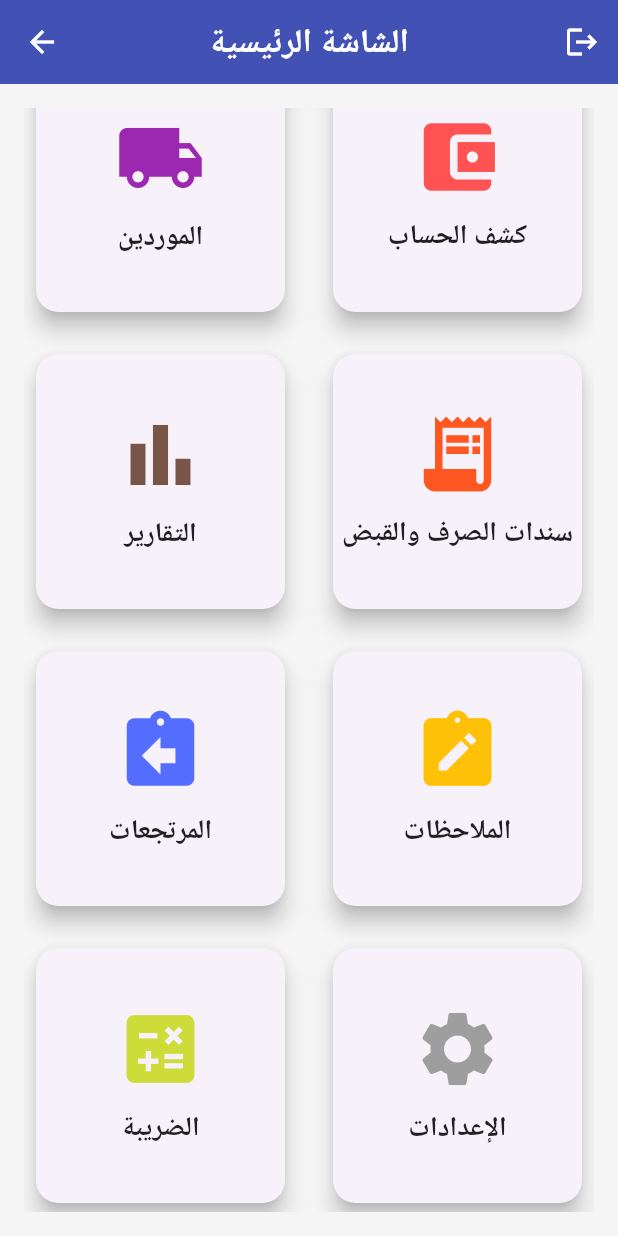
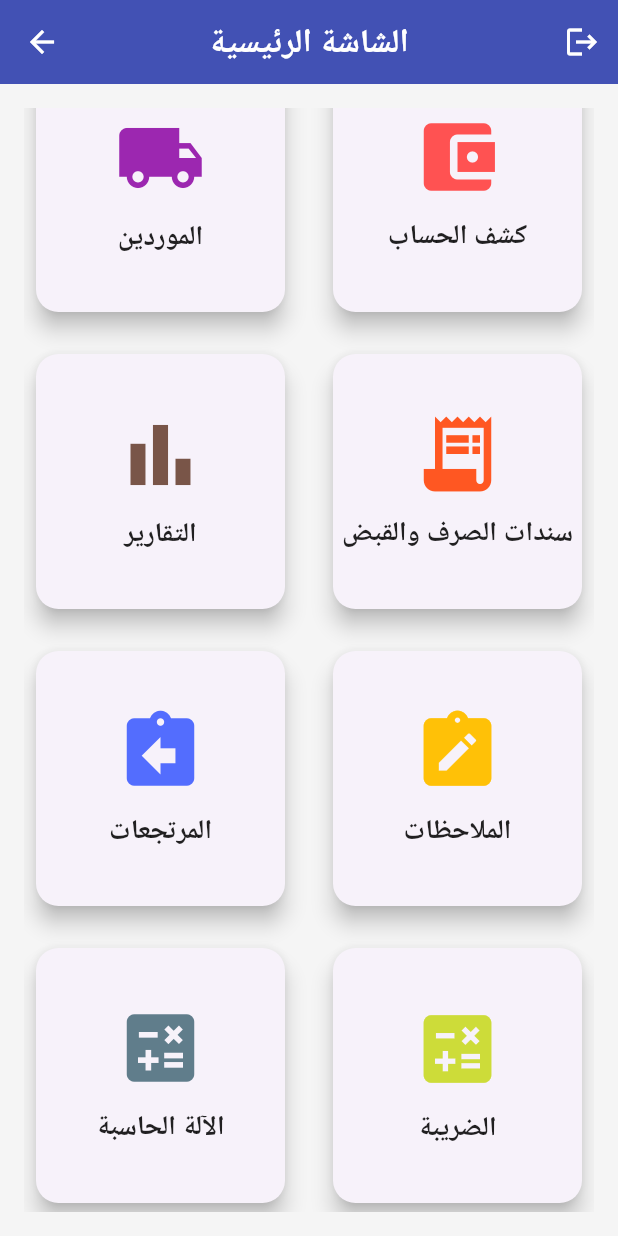
Before and after one commit to abdullah0564537441/mhasbb, a Flutter app: the HomeScreen screen opened by its route, scrolled down 436 dp, on a phone screen of 412 x 824 dp. Run offline on Flutter 3.47's test engine with Material 3 defaults, Android fonts, the phone set to English and light mode, and no system bars; our stand-ins replace hive, hive_flutter, math_expressions, shared_preferences; accounts and stored records are empty.

Commit message:
Update home_screen.dart

```diff
--- a/lib/screens/home_screen.dart
+++ b/lib/screens/home_screen.dart
@@ -13,9 +13,10 @@ import 'package:mhasbb/screens/account_statement_screen.dart';
 import 'package:mhasbb/screens/reports_screen.dart';
 import 'package:mhasbb/screens/vouchers_screen.dart';
 import 'package:mhasbb/screens/add_edit_return_invoice_screen.dart';
+import 'package:mhasbb/screens/notes_screen.dart'; // استيراد شاشة الملاحظات
 import 'package:mhasbb/main.dart'; // لاستخدام PlaceholderScreen
-// ⭐⭐ أضف استيراد شاشة الملاحظات هنا
-import 'package:mhasbb/screens/notes_screen.dart';
+// ⭐⭐ أضف استيراد شاشة الآلة الحاسبة هنا
+import 'package:mhasbb/screens/calculator_screen.dart';
 
 
 class HomeScreen extends StatelessWidget {
@@ -59,9 +60,12 @@ class HomeScreen extends StatelessWidget {
       case 'المرتجعات':
         Navigator.push(context, MaterialPageRoute(builder: (context) => const AddEditReturnInvoiceScreen()));
         break;
-      // ⭐⭐ أضف توجيه شاشة الملاحظات هنا
       case 'الملاحظات':
         Navigator.push(context, MaterialPageRoute(builder: (context) => const NotesScreen()));
+        break;
+      // ⭐⭐ أضف توجيه شاشة الآلة الحاسبة هنا
+      case 'الآلة الحاسبة':
+        Navigator.push(context, MaterialPageRoute(builder: (context) => const CalculatorScreen()));
         break;
       case 'الضريبة':
       case 'الإعدادات':
@@ -102,8 +106,9 @@ class HomeScreen extends StatelessWidget {
             _buildSectionCard(context, 'التقارير', Icons.bar_chart, Colors.brown),
             _buildSectionCard(context, 'سندات الصرف والقبض', Icons.receipt_long, Colors.deepOrange),
             _buildSectionCard(context, 'المرتجعات', Icons.assignment_return, Colors.indigoAccent),
-            // ⭐⭐ أضف بطاقة الملاحظات هنا
             _buildSectionCard(context, 'الملاحظات', Icons.note_alt, Colors.amber),
+            // ⭐⭐ أضف بطاقة الآلة الحاسبة هنا
+            _buildSectionCard(context, 'الآلة الحاسبة', Icons.calculate, Colors.blueGrey),
             _buildSectionCard(context, 'الضريبة', Icons.calculate, Colors.lime),
             _buildSectionCard(context, 'الإعدادات', Icons.settings, Colors.grey),
           ],
```
